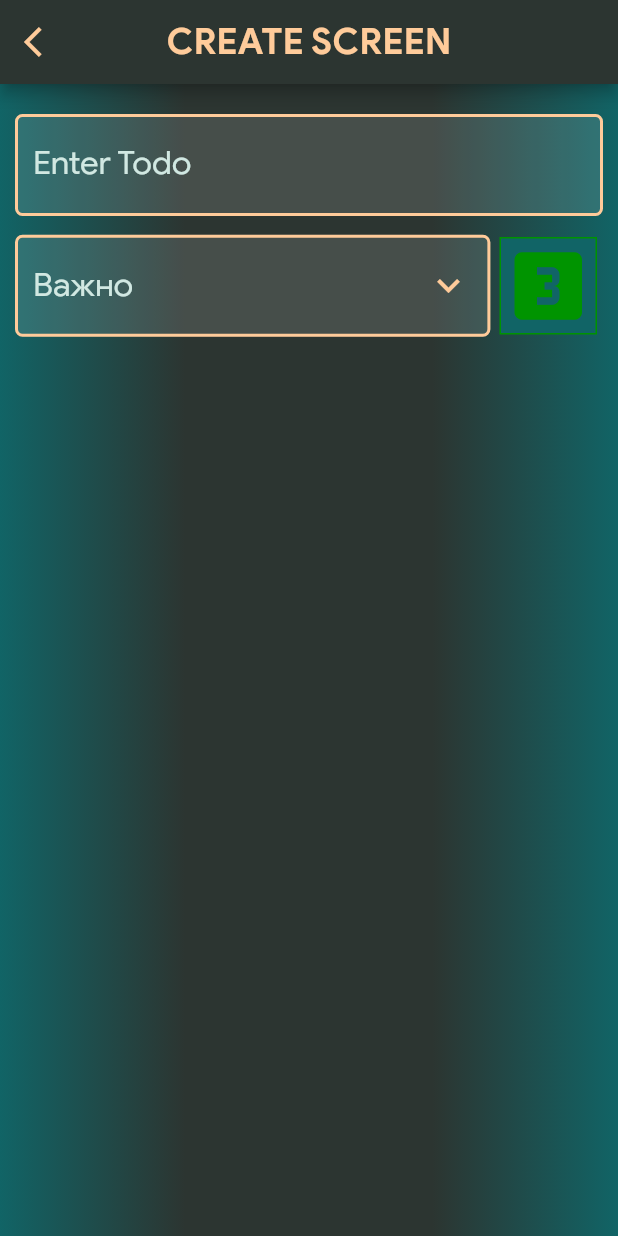
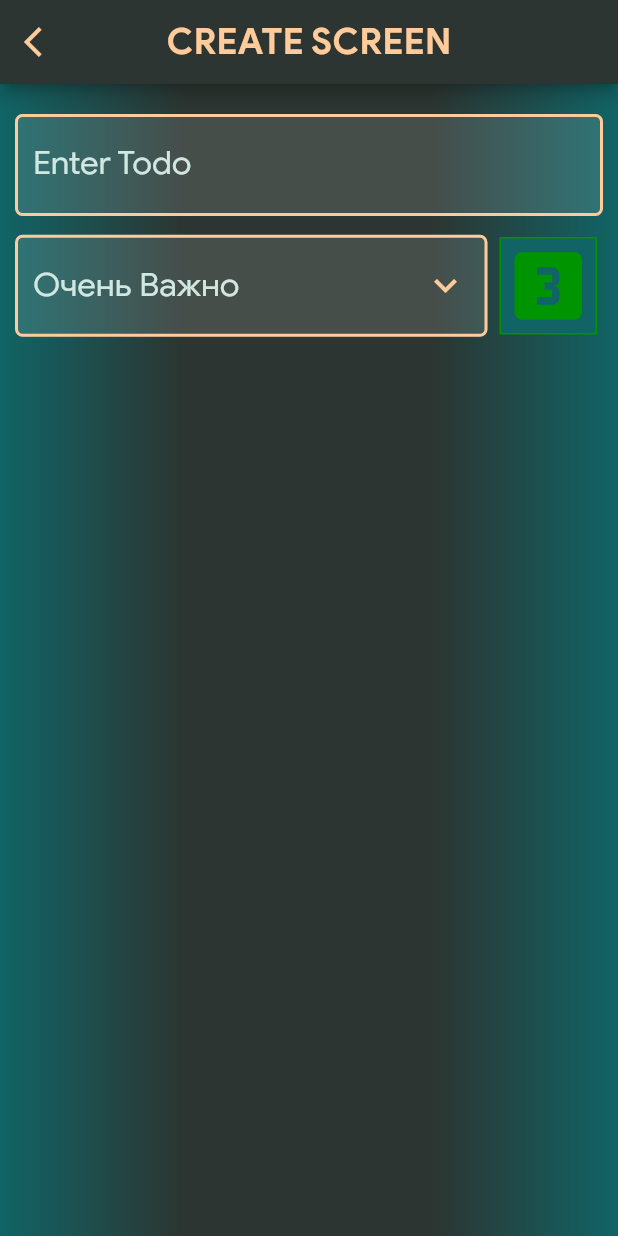
Before and after one commit to yakut54/todolist, a Flutter app: the screen it shows after launch, after a tap on the "add" icon, on a phone screen of 412 x 824 dp. Run offline on Flutter 3.47's test engine with Material 2 defaults, Android fonts, the phone set to English and light mode, and no system bars; our stand-ins replace roundcheckbox.

```diff
--- a/lib/screens/create_todo_screen/ui/create_todo_screen.dart
+++ b/lib/screens/create_todo_screen/ui/create_todo_screen.dart
@@ -27,11 +27,11 @@ class _CreateTodoScreenState extends State<CreateTodoScreen> {
           ),
           title: Text('Create Screen'.toUpperCase()),
         ),
-        body: SingleChildScrollView(
+        body: const SingleChildScrollView(
           child: Column(
             children: [
-              const TextFieldWidget(),
-              const Padding(
+              TextFieldWidget(),
+              Padding(
                 padding: EdgeInsets.only(left: 10, right: 10),
                 child: Row(
                   children: [
--- a/lib/screens/create_todo_screen/ui/drop_down.dart
+++ b/lib/screens/create_todo_screen/ui/drop_down.dart
@@ -9,40 +9,43 @@ class DropDownWidget extends StatefulWidget {
 }
 
 class _DropDownState extends State<DropDownWidget> {
-  List<Map<String, Object>> listUiData = [
-    {
-      'name': 'Важно',
-      'icon': Icons.looks_3,
-      'color': GeneralColors.green
-    },
-    {
-      'name': 'Очень Важно',
-      'icon': Icons.looks_two,
-      'color': GeneralColors.blue
-    },
-    {
-      'name': 'Критически Важно',
-      'icon': Icons.looks_one,
-      'color': GeneralColors.fiolet
-    },
-  ];
-
-  String? selectedItem;
-  final _controller = TextEditingController();
+  final TextEditingController _controller = TextEditingController();
+  ImortanceLabel? selectedColor;
 
   @override
   void initState() {
-    selectedItem = listUiData.first['name'] as String?;
     super.initState();
   }
 
   @override
   Widget build(BuildContext context) {
+    final List<DropdownMenuEntry<ImortanceLabel>> colorEntries = [];
+    for (final ImortanceLabel item in ImortanceLabel.values) {
+      colorEntries.add(
+        DropdownMenuEntry<ImortanceLabel>(
+          leadingIcon: Icon(
+            item.icon,
+            color: item.color,
+          ),
+          value: item,
+          label: item.name,
+          style: ButtonStyle(
+            textStyle: MaterialStateProperty.all<TextStyle>(
+              const TextStyle(
+                fontFamily: FontFamily.regularFont,
+                fontSize: 22,
+              ),
+            ),
+          )
+        ),
+      );
+    }
+
     return Expanded(
       child: SizedBox(
-        child: DropdownMenu<String>(
+        child: DropdownMenu<ImortanceLabel>(
           controller: _controller,
-          width: MediaQuery.of(context).size.width / 1.3,
+          width: MediaQuery.of(context).size.width - 16 - 65 - 16,
           textStyle: const TextStyle(
             color: GeneralColors.platinum,
             fontFamily: FontFamily.regularFont,
@@ -70,33 +73,17 @@ class _DropDownState extends State<DropDownWidget> {
               borderRadius: BorderRadius.circular(5),
             ),
           ),
-          initialSelection: listUiData.first['name'] as String,
+          initialSelection: ImortanceLabel.blue,
           trailingIcon: const Icon(
             size: 30,
             Icons.keyboard_arrow_down_outlined,
             color: GeneralColors.orangePeach,
           ),
-          dropdownMenuEntries: listUiData.map((Map<String, Object> value) {
-            return DropdownMenuEntry<String>(
-              value: value['name'] as String,
-              label: value['name'] as String,
-              leadingIcon: Icon(
-                value['icon'] as IconData,
-                color: value['color'] as Color,
-              ),
-              style: ButtonStyle(
-                textStyle: MaterialStateProperty.all<TextStyle>(
-                  const TextStyle(
-                    fontFamily: FontFamily.regularFont,
-                    fontSize: 22,
-                  ),
-                ),
-              ),
-            );
-          }).toList(),
-          onSelected: (String? value) {
+          dropdownMenuEntries: colorEntries,
+          onSelected: (ImortanceLabel? huj) {
             setState(() {
-              selectedItem = value!;
+              selectedColor = huj;
+              print(selectedColor);
             });
           },
         ),
@@ -104,3 +91,15 @@ class _DropDownState extends State<DropDownWidget> {
     );
   }
 }
+
+enum ImortanceLabel {
+  green('Важно', GeneralColors.green, Icons.looks_3),
+  blue('Очень Важно', GeneralColors.blue, Icons.looks_two),
+  violet('Критически Важно', GeneralColors.violet, Icons.looks_one);
+
+  const ImortanceLabel(this.name, this.color, this.icon);
+
+  final String name;
+  final Color color;
+  final IconData icon;
+}
--- a/lib/screens/single_todo_screen/ui/single_todo_screen.dart
+++ b/lib/screens/single_todo_screen/ui/single_todo_screen.dart
@@ -37,7 +37,7 @@ class _SingleTodoScreenState extends State<SingleTodoScreen> {
                   children: [
                     Container(
                       width: 10,
-                      color: GeneralColors.fiolet,
+                      color: GeneralColors.violet,
                     ),
                     Container(
                       child: Padding(
--- a/lib/screens/todo_list_screen/ui/tile.dart
+++ b/lib/screens/todo_list_screen/ui/tile.dart
@@ -32,7 +32,7 @@ class _TaleBtnState extends State<TaleBtn> {
             Container(
               width: 6,
               decoration: const BoxDecoration(
-                color: GeneralColors.fiolet,
+                color: GeneralColors.violet,
               ),
             ),
             const Column(
--- a/lib/theme/constants.dart
+++ b/lib/theme/constants.dart
@@ -23,5 +23,5 @@ abstract class GeneralColors {
   static const Color platinum = Color(0xFFD1E8E2);
   static const Color green = Color.fromARGB(255, 0, 148, 0);
   static const Color blue = Color.fromARGB(227, 32, 32, 255);
-  static const Color fiolet = Color.fromARGB(255, 105, 0, 198);
+  static const Color violet = Color.fromARGB(255, 174, 0, 177);
 }
```
